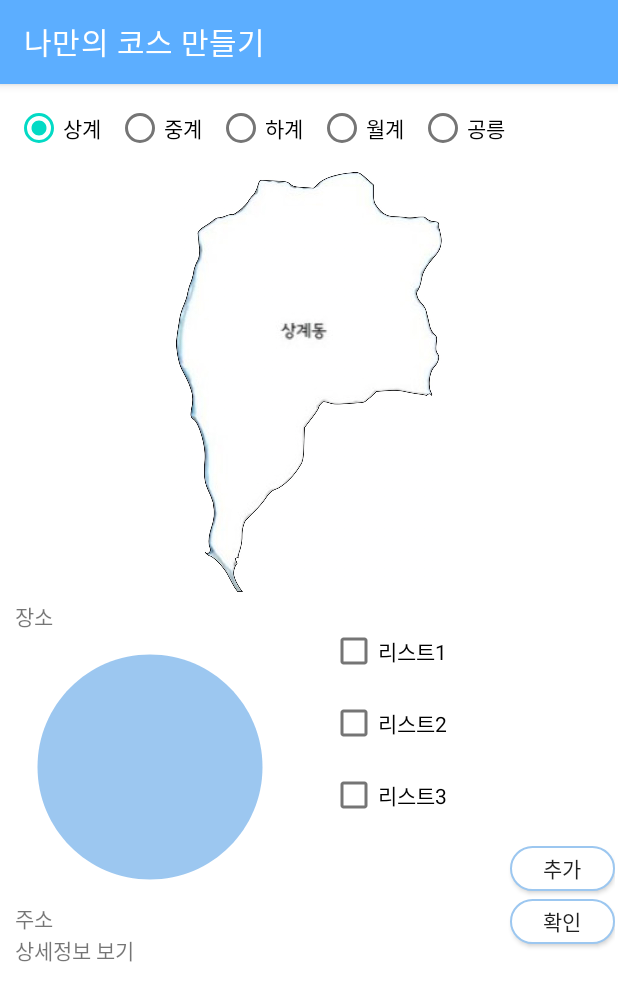
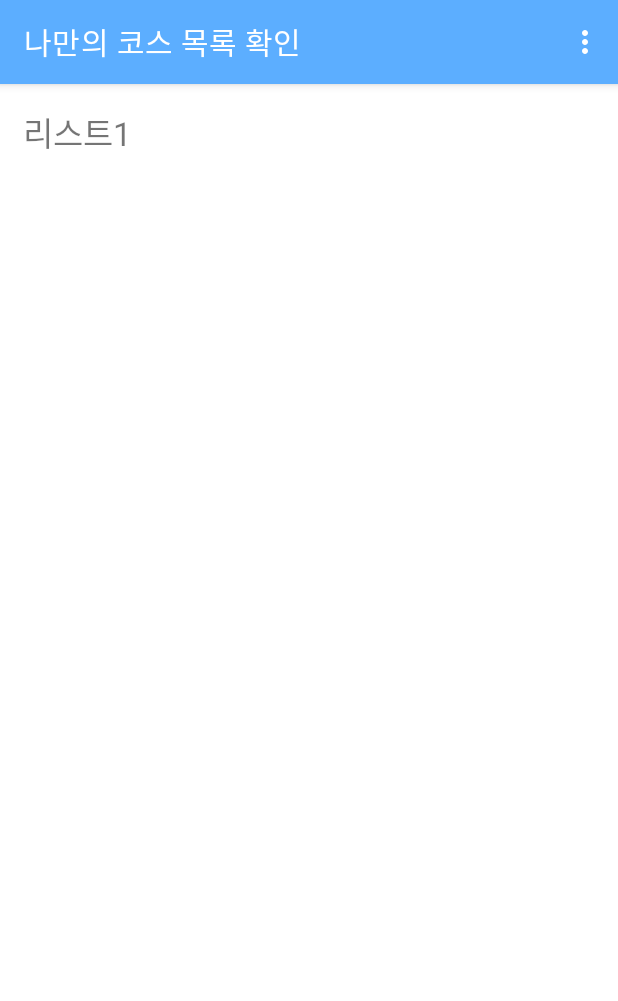
Before and after one commit to Hyobeen-Park/guru2_team21, an Android app: the MyrouteActivity screen opened directly, with no data from a screen before it, after a tap on "추가", on a phone screen of 412 x 824 dp. Shown: the top 1001 px of the screen. Run offline under Robolectric (Android 15) with nearby library versions, the phone set to English and light mode, and no system bars.

Commit message:
fragment 전환 추가

```diff
--- a/app/build.gradle
+++ b/app/build.gradle
@@ -39,6 +39,7 @@ dependencies {
     implementation 'androidx.appcompat:appcompat:1.4.0'
     implementation 'com.google.android.material:material:1.4.0'
     implementation 'androidx.constraintlayout:constraintlayout:2.1.2'
+    implementation 'androidx.legacy:legacy-support-v4:1.0.0'
     testImplementation 'junit:junit:4.+'
     androidTestImplementation 'androidx.test.ext:junit:1.1.3'
     androidTestImplementation 'androidx.test.espresso:espresso-core:3.4.0'
--- /dev/null
+++ b/app/src/main/java/com/example/guru2_team21/Fragment_list1.kt
@@ -0,0 +1,22 @@
+package com.example.guru2_team21
+
+import android.os.Bundle
+import androidx.fragment.app.Fragment
+import android.view.LayoutInflater
+import android.view.View
+import android.view.ViewGroup
+
+class Fragment_list1 : Fragment() {
+
+    override fun onCreate(savedInstanceState: Bundle?) {
+        super.onCreate(savedInstanceState)
+    }
+
+    override fun onCreateView(
+        inflater: LayoutInflater, container: ViewGroup?,
+        savedInstanceState: Bundle?
+    ): View? {
+        // Inflate the layout for this fragment
+        return inflater.inflate(R.layout.fragment_list1, container, false)
+    }
+}
--- a/app/src/main/java/com/example/guru2_team21/MyrouteActivity.kt
+++ b/app/src/main/java/com/example/guru2_team21/MyrouteActivity.kt
@@ -3,20 +3,17 @@ package com.example.guru2_team21
 import android.content.Intent
 import androidx.appcompat.app.AppCompatActivity
 import android.os.Bundle
-import android.widget.Button
-import android.widget.CheckBox
-import android.widget.ImageView
-import android.widget.RadioGroup
+import android.widget.*
 
 class MyrouteActivity : AppCompatActivity() {
 
     lateinit var choose_group : RadioGroup
     lateinit var choose_img : ImageView
-    lateinit var add_list_1 : CheckBox
-    lateinit var add_list_2 : CheckBox
-    lateinit var add_list_3 : CheckBox
+    lateinit var add_list : RadioGroup
     lateinit var add_list_button : Button
     lateinit var add_list_check_button : Button
+
+    var list_str = ""
 
 
     override fun onCreate(savedInstanceState: Bundle?) {
@@ -26,9 +23,7 @@ class MyrouteActivity : AppCompatActivity() {
 
         choose_group = findViewById(R.id.choose_group)
         choose_img = findViewById(R.id.choose_img)
-        add_list_1 = findViewById(R.id.add_list_1)
-        add_list_2 = findViewById(R.id.add_list_2)
-        add_list_3 = findViewById(R.id.add_list_3)
+        add_list = findViewById(R.id.add_list)
         add_list_button = findViewById(R.id.add_list_button)
         add_list_check_button = findViewById(R.id.add_list_check_button)
 
@@ -41,17 +36,23 @@ class MyrouteActivity : AppCompatActivity() {
                 R.id.choose_gongneung -> choose_img.setImageResource(R.drawable.gongneung)
         } }
 
+        add_list.setOnCheckedChangeListener{group, checkId ->
+            when(checkId){
+                R.id.add_list_1 -> list_str="1"
+                R.id.add_list_2 -> list_str="2"
+                R.id.add_list_3 -> list_str="3"
+            }
+        }
+
         add_list_button.setOnClickListener {
-
+            val intent = Intent(this, Myroutelist::class.java);
+            intent.putExtra("list_check",list_str);
+            startActivity(intent);
         }
 
         add_list_check_button.setOnClickListener {
             val intent = Intent(this, Myroutelist::class.java);
-
             startActivity(intent);
         }
-
-
-
     }
 }
--- a/app/src/main/java/com/example/guru2_team21/Myroutelist.kt
+++ b/app/src/main/java/com/example/guru2_team21/Myroutelist.kt
@@ -1,35 +1,69 @@
 package com.example.guru2_team21
 
+import android.content.Intent
 import androidx.appcompat.app.AppCompatActivity
 import android.os.Bundle
-import android.widget.Button
+import android.view.Menu
+import android.view.MenuItem
 
 class Myroutelist : AppCompatActivity() {
-
-    lateinit var check_list_1 : Button
-    lateinit var check_list_2 : Button
-    lateinit var check_list_3 : Button
 
     override fun onCreate(savedInstanceState: Bundle?) {
         super.onCreate(savedInstanceState)
         setContentView(R.layout.activity_myroutelist)
         setTitle("나만의 코스 목록 확인");
+        change_fragment1()      //리스트1을 처음으로 보여주기
 
-        check_list_1 = findViewById(R.id.check_list_1)
-        check_list_2 = findViewById(R.id.check_list_2)
-        check_list_3 = findViewById(R.id.check_list_3)
+        val Intent: Intent = getIntent();
+        val list_str_check = Intent.getStringExtra("list_check");
 
-        check_list_1.setOnClickListener {
+        if(list_str_check.equals("1")){
+
+
+        }else if(list_str_check.equals("2")){
+
+        }else if(list_str_check.equals("3")){
 
         }
+    }
 
-        check_list_2.setOnClickListener {
+    override fun onCreateOptionsMenu(menu: Menu?): Boolean {
+        super.onCreateOptionsMenu(menu);
+        menuInflater.inflate(R.menu.list_menu, menu);
+        return true;
+    }
 
+    override fun onOptionsItemSelected(item: MenuItem): Boolean {
+        when(item.itemId){
+            R.id.go_list1 -> change_fragment1()
+            R.id.go_list2 -> change_fragment2()
+            R.id.go_list3 -> change_fragment3()
         }
+        return super.onOptionsItemSelected(item)
+    }
 
-        check_list_3.setOnClickListener {
+    fun change_fragment1(){
+        val transaction = supportFragmentManager.beginTransaction()
+        val fragment = Fragment_list1()
+        transaction.replace(R.id.list_frame, fragment)
+        transaction.addToBackStack(null)
+        transaction.commit()
+    }
 
-        }
+    fun change_fragment2(){
+        val transaction = supportFragmentManager.beginTransaction()
+        val fragment = Fragment_list2()
+        transaction.replace(R.id.list_frame, fragment)
+        transaction.addToBackStack(null)
+        transaction.commit()
+    }
 
+    fun change_fragment3(){
+        val transaction = supportFragmentManager.beginTransaction()
+        val fragment = Fragment_list3()
+        transaction.replace(R.id.list_frame, fragment)
+        transaction.addToBackStack(null)
+        transaction.commit()
     }
+
 }
--- a/app/src/main/res/layout/activity_myroute.xml
+++ b/app/src/main/res/layout/activity_myroute.xml
@@ -111,26 +111,33 @@
                 android:layout_margin="10dp"
                 android:orientation="vertical">
 
-                <CheckBox
+                <RadioGroup
+                    android:id="@+id/add_list"
+                    android:layout_width="wrap_content"
+                    android:layout_height="wrap_content">
+
+                    <RadioButton
                         android:id="@+id/add_list_1"
                         android:layout_width="wrap_content"
                         android:layout_height="wrap_content"
                         android:layout_gravity="left"
                         android:text="리스트1" />
 
-                <CheckBox
+                    <RadioButton
                         android:id="@+id/add_list_2"
                         android:layout_width="wrap_content"
                         android:layout_height="wrap_content"
                         android:layout_gravity="left"
                         android:text="리스트2" />
 
-                <CheckBox
+                    <RadioButton
                         android:id="@+id/add_list_3"
                         android:layout_width="wrap_content"
                         android:layout_height="wrap_content"
                         android:layout_gravity="left"
                         android:text="리스트3" />
+                </RadioGroup>
+
 
             </LinearLayout>
 
@@ -144,12 +151,12 @@
 
             <android.widget.Button
                 android:id="@+id/add_list_check_button"
-                android:layout_marginTop="5dp"
-                android:layout_width="70dp"
+                android:layout_marginTop="10dp"
+                android:layout_width="120dp"
                 android:layout_height="30dp"
                 android:layout_gravity="right"
                 android:background="@drawable/round"
-                android:text="확인" />
+                android:text="리스트 확인하기" />
 
         </LinearLayout>
 
--- /dev/null
+++ b/app/src/main/res/layout/fragment_list1.xml
@@ -0,0 +1,24 @@
+<?xml version="1.0" encoding="utf-8"?>
+<FrameLayout xmlns:android="http://schemas.android.com/apk/res/android"
+    xmlns:tools="http://schemas.android.com/tools"
+    android:layout_width="match_parent"
+    android:layout_height="match_parent"
+    android:orientation="vertical"
+    tools:context=".Fragment_list1">
+
+    <TextView
+        android:layout_width="wrap_content"
+        android:layout_height="wrap_content"
+        android:textSize="10pt"
+        android:layout_margin="15dp"
+        android:text="리스트1" />
+
+    <androidx.recyclerview.widget.RecyclerView
+        android:layout_width="match_parent"
+        android:layout_height="wrap_content">
+
+
+
+    </androidx.recyclerview.widget.RecyclerView>
+
+</FrameLayout>
--- /dev/null
+++ b/app/src/main/res/menu/list_menu.xml
@@ -0,0 +1,16 @@
+<?xml version="1.0" encoding="utf-8"?>
+<menu xmlns:android="http://schemas.android.com/apk/res/android">
+
+    <item
+        android:id="@+id/go_list1"
+        android:title="리스트1 보기">
+    </item>
+    <item
+        android:id="@+id/go_list2"
+        android:title="리스트2 보기">
+    </item>
+    <item
+        android:id="@+id/go_list3"
+        android:title="리스트3 보기">
+    </item>
+</menu>
--- a/app/src/main/res/values/strings.xml
+++ b/app/src/main/res/values/strings.xml
@@ -1,3 +1,5 @@
 <resources>
     <string name="app_name">guru2_team21</string>
+    <!-- TODO: Remove or change this placeholder text -->
+    <string name="hello_blank_fragment">Hello blank fragment</string>
 </resources>
```
Also changed, not shown: app/src/main/java/com/example/guru2_team21/Fragment_list2.kt (added, +22 -0 lines), app/src/main/java/com/example/guru2_team21/Fragment_list3.kt (added, +22 -0 lines), app/src/main/res/layout/activity_myroutelist.xml (+3 -35 lines), app/src/main/res/layout/fragment_list2.xml (added, +13 -0 lines), app/src/main/res/layout/fragment_list3.xml (added, +13 -0 lines), app/src/main/res/layout/list_item.xml (added, +23 -0 lines). Lines whose indentation alone changed are shown as unchanged.
